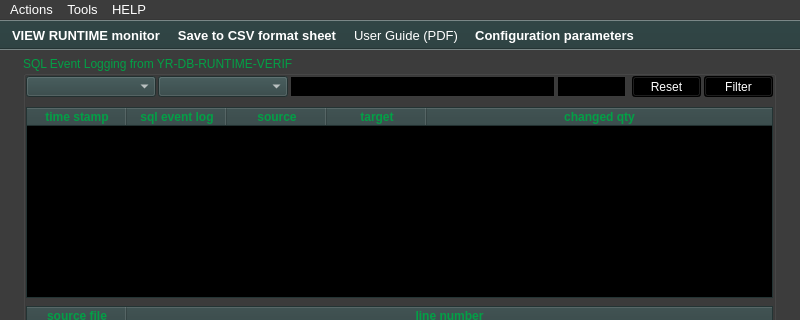
First picture: the form in ui/yr-db-runtime-verif-main-window.ui, repository yerothd/yr-db-runtime-verif, before the edit; both pictures show x 0 to 800 and y 0 to 320 of the 800 by 600 pixel window.
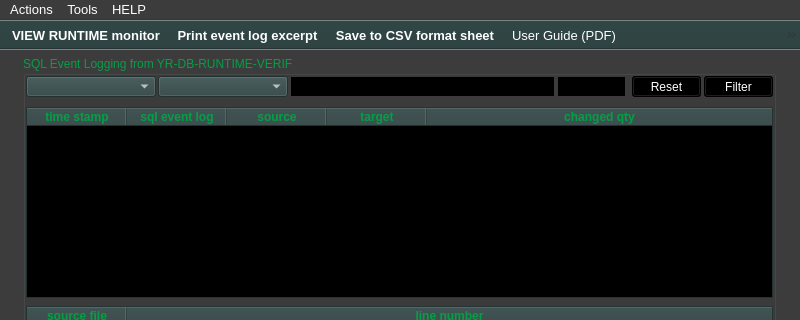
Second picture: the form after the edit. Icons and pictures are not drawn. Custom widgets are drawn as their Qt base class.

What changed in the file:
```diff
--- a/ui/yr-db-runtime-verif-main-window.ui
+++ b/ui/yr-db-runtime-verif-main-window.ui
@@ -10468,6 +10468,7 @@
     <bool>false</bool>
    </attribute>
    <addaction name="actionVIEW_RUNTIME_monitor"/>
+   <addaction name="actionPRINT_event_log_excerpt"/>
    <addaction name="action_save_to_csv_format_sheet"/>
    <addaction name="actionUserGuide_PDF"/>
    <addaction name="actionCONFIGURATION_panel_window"/>
@@ -10584,6 +10585,24 @@
     </font>
    </property>
   </action>
+  <action name="actionPRINT_event_log_excerpt">
+   <property name="icon">
+    <iconset resource="../yr-db-runtime-verif.qrc">
+     <normaloff>:/yr-db-runtime-verif-images/PRINT-event-log.png</normaloff>
+     <normalon>:/yr-db-runtime-verif-images/PRINT-event-log.png</normalon>:/yr-db-runtime-verif-images/PRINT-event-log.png</iconset>
+   </property>
+   <property name="text">
+    <string>Print event log excerpt</string>
+   </property>
+   <property name="toolTip">
+    <string>Print event log excerpt</string>
+   </property>
+   <property name="font">
+    <font>
+     <pointsize>10</pointsize>
+    </font>
+   </property>
+  </action>
  </widget>
  <customwidgets>
   <customwidget>
```
Left out of the diff: 2 changed lines with no effect on the pictures.
